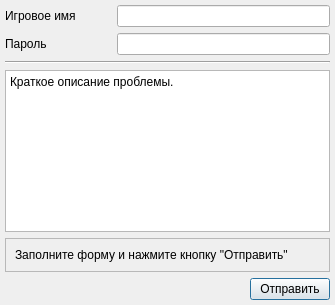
The window that feedbackdialog.ui (dngulin/ttyhlauncher) describes before a commit, drawn with Qt 5.
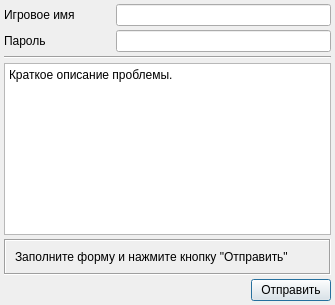
The same window after the commit. Icons and pictures are not drawn.

Commit message: better look for dialogs

What changed in the file:
```diff
--- a/feedbackdialog.ui
+++ b/feedbackdialog.ui
@@ -21,17 +21,20 @@
    <bool>true</bool>
   </property>
   <layout class="QVBoxLayout" name="verticalLayout">
+   <property name="spacing">
+    <number>4</number>
+   </property>
    <property name="leftMargin">
-    <number>5</number>
+    <number>4</number>
    </property>
    <property name="topMargin">
-    <number>5</number>
+    <number>4</number>
    </property>
    <property name="rightMargin">
-    <number>5</number>
+    <number>4</number>
    </property>
    <property name="bottomMargin">
-    <number>5</number>
+    <number>4</number>
    </property>
    <item>
     <layout class="QGridLayout" name="formLayout">
@@ -78,10 +81,10 @@
    <item>
     <widget class="QFrame" name="messageFrame">
      <property name="frameShape">
-      <enum>QFrame::StyledPanel</enum>
+      <enum>QFrame::Box</enum>
      </property>
      <property name="frameShadow">
-      <enum>QFrame::Raised</enum>
+      <enum>QFrame::Sunken</enum>
      </property>
      <layout class="QGridLayout" name="gridLayout_2">
       <item row="0" column="0">
```
The commit also changes 6 other files.
